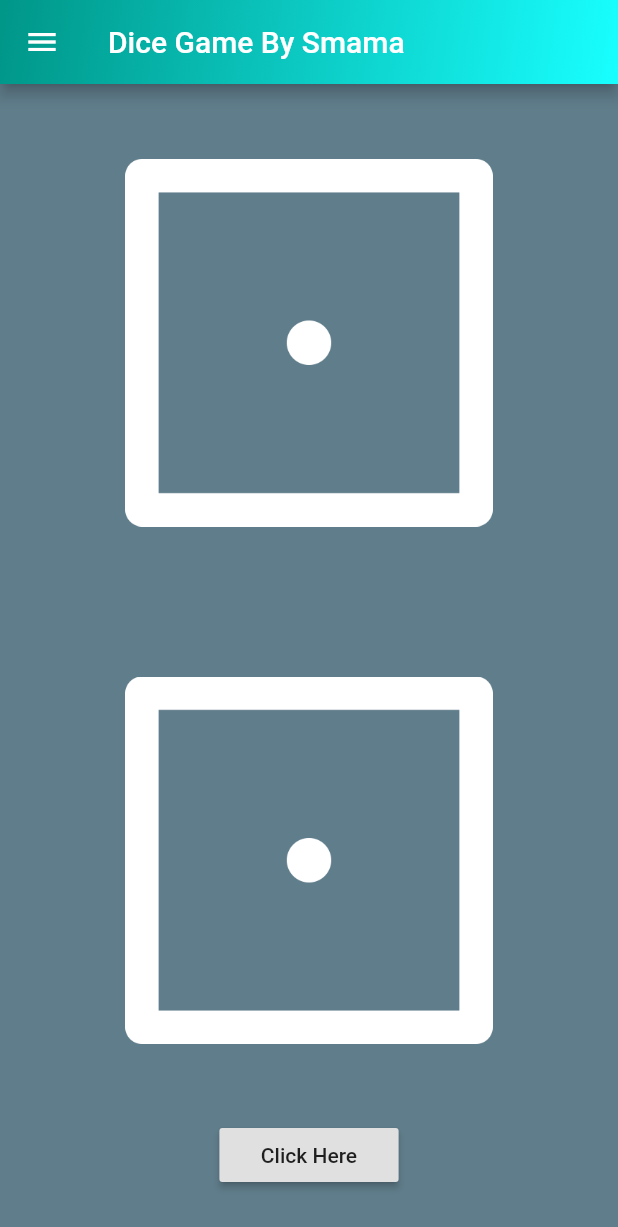
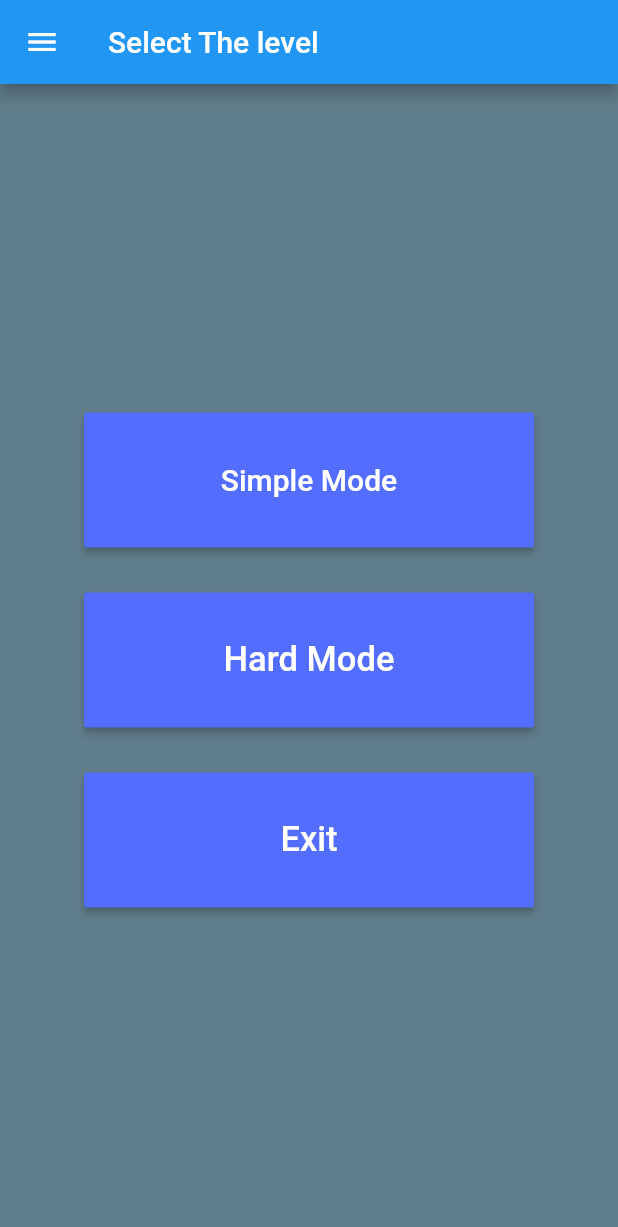
Before and after one commit to smamaHsn/Dice_flutterApplication.SP17-BCS-064, a Flutter app: the screen it shows after launch, on a phone screen of 412 x 824 dp. Shown: the top 1227 px of the screen. Run offline on Flutter 3.47's test engine with Material 2 defaults, Android fonts, the phone set to English and light mode, and no system bars.

Commit message:
UI Improvement In simple mode

```diff
--- a/lib/Hardlevelfuntionality.dart
+++ b/lib/Hardlevelfuntionality.dart
@@ -2,7 +2,7 @@
 import 'dart:math';
 import 'package:flutter/material.dart';
 import 'main.dart';
-import 'Hardlevel.dart';
+//import 'Hardlevel.dart';
 
 void main() => runApp(HardLevel());
 
--- /dev/null
+++ b/lib/easylevel.dart
@@ -0,0 +1,59 @@
+import 'package:flutter/material.dart';
+import 'package:dice_2ndsesional/main.dart';
+import 'package:dice_2ndsesional/selectionpage.dart';
+import 'package:dice_2ndsesional/page2.dart';
+
+class easylevel extends StatefulWidget {
+  @override
+  _easylevelState createState() => _easylevelState();
+}
+
+class _easylevelState extends State<easylevel> {
+  @override
+  Widget build(BuildContext context) {
+    return MaterialApp(
+        home: SafeArea(
+        child: Scaffold(
+          backgroundColor: Colors.blueGrey,
+          appBar: AppBar(
+            title: Text('Dice Game By Smama'),
+            flexibleSpace: Container(
+              decoration: BoxDecoration(
+                gradient: LinearGradient(
+                    begin: Alignment.topLeft,
+                    end: Alignment.bottomRight,
+                    colors: <Color>[
+                      Colors.teal,
+                      Colors.cyanAccent,
+                    ]
+                ),
+              ),
+            ),
+          ),
+          drawer: Drawer(
+            child: ListView(
+              children: <Widget>[
+                ListTile(
+                  title: SafeArea(
+                    child: Text('About Us',style: TextStyle(
+                        fontSize: 20.0,
+                        fontWeight: FontWeight.w400
+                    ),),
+                  ),
+                  onTap: (){
+                    // Navigator.push(
+                    //   context,
+                    //   MaterialPageRoute(builder: (context) => InitialRoute()),
+                    // );
+                  },
+                ),
+              ],
+            ),
+          ),
+         body: DicePage(),
+        ),
+      ),
+
+    );
+  }
+}
--- a/lib/main.dart
+++ b/lib/main.dart
@@ -1,8 +1,9 @@
 import 'package:dice_2ndsesional/page1.dart';
 import 'package:dice_2ndsesional/page2.dart';
-import 'package:dice_2ndsesional/Hardlevel.dart';
+//import 'package:dice_2ndsesional/Hardlevel.dart';
 import 'package:dice_2ndsesional/initialRouter.dart';
 import 'package:flutter/material.dart';
+import 'selectionpage.dart';
 
 void main() {
   runApp(MaterialApp(
@@ -14,47 +15,12 @@ class FirstRoute extends StatelessWidget{
   @override
   Widget build(BuildContext context) {
     return MaterialApp(
-      home: SafeArea(
-        child: Scaffold(
-          backgroundColor: Colors.blueGrey,
-          appBar: AppBar(
-            title: Text('Dice Game By Smama'),
-            flexibleSpace: Container(
-              decoration: BoxDecoration(
-                gradient: LinearGradient(
-                    begin: Alignment.topLeft,
-                    end: Alignment.bottomRight,
-                    colors: <Color>[
-                      Colors.teal,
-                      Colors.cyanAccent,
-                    ]
-                ),
-              ),
-            ),
-          ),
-          drawer: Drawer(
-            child: ListView(
-              children: <Widget>[
-                ListTile(
-                  title: SafeArea(
-                    child: Text('About Us',style: TextStyle(
-                        fontSize: 20.0,
-                        fontWeight: FontWeight.w400
-                    ),),
-                  ),
-                  onTap: (){
-                    Navigator.push(
-                      context,
-                      MaterialPageRoute(builder: (context) => InitialRoute()),
-                    );
-                  },
-                ),
-              ],
-            ),
-          ),
-          body: DicePage(),
-        ),
-      ),
+      theme: ThemeData.dark().copyWith(
+    primaryColor: Color(0xFFE91E63),
+    scaffoldBackgroundColor: Color(0xFFE91E63),
+    ),
+    home: selectionpage(),
     );
   }
 }
+//
--- /dev/null
+++ b/lib/selectionpage.dart
@@ -0,0 +1,115 @@
+import 'package:flutter/material.dart';
+import 'main.dart';
+import 'dart:io';
+import 'package:dice_2ndsesional/easylevel.dart';
+
+class selectionpage extends StatefulWidget {
+  @override
+  _selectionpageState createState() => _selectionpageState();
+}
+
+class _selectionpageState extends State<selectionpage> {
+  @override
+  Widget build(BuildContext context) {
+    return MaterialApp(
+      home: Scaffold(
+        appBar: AppBar(
+          title: Text("Select The level"),
+          ),
+        drawer: Drawer(
+          child: ListView(
+            children: <Widget>[
+              ListTile(
+                title: SafeArea(
+                  child: Text('About Us',style: TextStyle(
+                      fontSize: 20.0,
+                      fontWeight: FontWeight.w400
+                  ),),
+                ),
+                onTap: (){
+                  // Navigator.push(
+                  //   context,
+                  //   MaterialPageRoute(builder: (context) => InitialRoute()),
+                  // );
+                },
+              ),
+            ],
+          ),
+        ),
+        backgroundColor: Colors.blueGrey,
+        body: SafeArea(
+          child: Center(
+            child: Column(
+              mainAxisAlignment: MainAxisAlignment.center,
+              children: [
+                Container(
+                  height: 90,
+                  width: 300,
+                  child: RaisedButton(
+                    color: Color(0xFF536DFE),
+                    onPressed: () {
+                      Navigator.push(
+                        context,
+                        MaterialPageRoute(builder: (context) => easylevel()),
+                      );
+                    },
+                    child: Text(
+                      " Simple Mode ",
+                      style: TextStyle(
+                        color: Colors.white,
+                        fontSize: 20.0,
+                      ),
+                    ),
+                  ),
+                ),
+                SizedBox(
+                  height: 30.0,
+                ),
+                Container(
+                  height: 90,
+                  width: 300,
+                  child: RaisedButton(
+                      color: Color(0xFF536DFE),
+                    onPressed: () {
+                      // Navigator.push(
+                      //   context,
+                      //   MaterialPageRoute(builder: (context) => hard()),
+                      // );
+                    },
+                    child: Text(
+                      " Hard Mode ",
+                      style: TextStyle(
+                        color: Colors.white,
+                        fontSize: 23.0,
+                      ),
+                    ),
+                  ),
+                ),
+                SizedBox(
+                  height: 30.0,
+                ),
+                Container(
+                  height: 90,
+                  width: 300,
+                  child: RaisedButton(
+                      color: Color(0xFF536DFE),
+                    onPressed: () {
+                      exit(0);
+                    },
+                    child: Text(
+                      "    Exit    ",
+                      style: TextStyle(
+                        color: Colors.white,
+                        fontSize: 23.0,
+                      ),
+                    ),
+                  ),
+                ),
+              ],
+            ),
+          ),
+        ),
+      ),
+    );
+  }
+}
```
Also changed, not shown: lib/Hardlevel.dart (deleted, +0 -70 lines), lib/page1.dart (+20 -20 lines), lib/page2.dart (+62 -1 lines), 3 other files.
